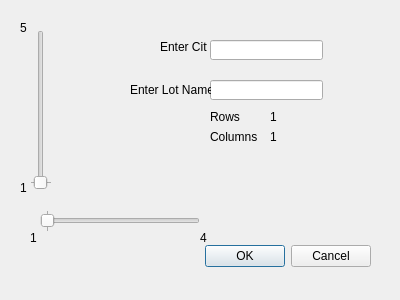
Above: DronePark1/DronePark1/newlot.ui from Nomen-Naught/DronePark1 before the change. Below: the same form after it.
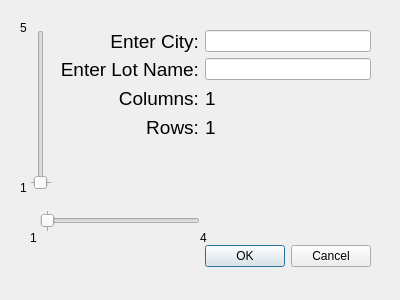
That is the form after the change.

```diff
--- a/DronePark1/DronePark1/newlot.ui
+++ b/DronePark1/DronePark1/newlot.ui
@@ -79,52 +79,6 @@
     <enum>QSlider::TicksBothSides</enum>
    </property>
   </widget>
-  <widget class="QLineEdit" name="cityText">
-   <property name="geometry">
-    <rect>
-     <x>210</x>
-     <y>40</y>
-     <width>113</width>
-     <height>20</height>
-    </rect>
-   </property>
-  </widget>
-  <widget class="QLineEdit" name="lotText">
-   <property name="geometry">
-    <rect>
-     <x>210</x>
-     <y>80</y>
-     <width>113</width>
-     <height>20</height>
-    </rect>
-   </property>
-  </widget>
-  <widget class="QLabel" name="cityLabel">
-   <property name="geometry">
-    <rect>
-     <x>160</x>
-     <y>40</y>
-     <width>47</width>
-     <height>13</height>
-    </rect>
-   </property>
-   <property name="text">
-    <string>Enter City</string>
-   </property>
-  </widget>
-  <widget class="QLabel" name="lotLabel">
-   <property name="geometry">
-    <rect>
-     <x>130</x>
-     <y>80</y>
-     <width>81</width>
-     <height>20</height>
-    </rect>
-   </property>
-   <property name="text">
-    <string>Enter Lot Name</string>
-   </property>
-  </widget>
   <widget class="QLabel" name="vslidelabel1">
    <property name="geometry">
     <rect>
@@ -177,57 +131,122 @@
     <string>4</string>
    </property>
   </widget>
-  <widget class="QLabel" name="columnLabel">
+  <widget class="QWidget" name="gridLayoutWidget">
    <property name="geometry">
     <rect>
-     <x>210</x>
-     <y>130</y>
-     <width>47</width>
-     <height>13</height>
+     <x>60</x>
+     <y>30</y>
+     <width>321</width>
+     <height>109</height>
     </rect>
    </property>
-   <property name="text">
-    <string>Columns</string>
-   </property>
-  </widget>
-  <widget class="QLabel" name="RowLabel">
-   <property name="geometry">
-    <rect>
-     <x>210</x>
-     <y>110</y>
-     <width>47</width>
-     <height>13</height>
-    </rect>
-   </property>
-   <property name="text">
-    <string>Rows</string>
-   </property>
-  </widget>
-  <widget class="QLabel" name="numColLabel">
-   <property name="geometry">
-    <rect>
-     <x>270</x>
-     <y>130</y>
-     <width>47</width>
-     <height>13</height>
-    </rect>
-   </property>
-   <property name="text">
-    <string>1</string>
-   </property>
-  </widget>
-  <widget class="QLabel" name="numRowLabel">
-   <property name="geometry">
-    <rect>
-     <x>270</x>
-     <y>110</y>
-     <width>47</width>
-     <height>13</height>
-    </rect>
-   </property>
-   <property name="text">
-    <string>1</string>
-   </property>
+   <layout class="QGridLayout">
+    <property name="leftMargin">
+     <number>0</number>
+    </property>
+    <property name="rightMargin">
+     <number>10</number>
+    </property>
+    <property name="verticalSpacing">
+     <number>5</number>
+    </property>
+    <item row="3" column="0">
+     <widget class="QLabel" name="RowLabel">
+      <property name="font">
+       <font>
+        <pointsize>14</pointsize>
+       </font>
+      </property>
+      <property name="frameShape">
+       <enum>QFrame::NoFrame</enum>
+      </property>
+      <property name="text">
+       <string>Rows:</string>
+      </property>
+      <property name="alignment">
+       <set>Qt::AlignRight|Qt::AlignTrailing|Qt::AlignVCenter</set>
+      </property>
+     </widget>
+    </item>
+    <item row="3" column="1">
+     <widget class="QLabel" name="numColLabel">
+      <property name="font">
+       <font>
+        <pointsize>14</pointsize>
+       </font>
+      </property>
+      <property name="text">
+       <string>1</string>
+      </property>
+     </widget>
+    </item>
+    <item row="2" column="1">
+     <widget class="QLabel" name="numRowLabel">
+      <property name="font">
+       <font>
+        <pointsize>14</pointsize>
+       </font>
+      </property>
+      <property name="text">
+       <string>1</string>
+      </property>
+     </widget>
+    </item>
+    <item row="2" column="0">
+     <widget class="QLabel" name="columnLabel">
+      <property name="font">
+       <font>
+        <pointsize>14</pointsize>
+       </font>
+      </property>
+      <property name="frameShape">
+       <enum>QFrame::NoFrame</enum>
+      </property>
+      <property name="text">
+       <string>Columns:</string>
+      </property>
+      <property name="alignment">
+       <set>Qt::AlignRight|Qt::AlignTrailing|Qt::AlignVCenter</set>
+      </property>
+     </widget>
+    </item>
+    <item row="1" column="0">
+     <widget class="QLabel" name="lotLabel">
+      <property name="font">
+       <font>
+        <pointsize>14</pointsize>
+       </font>
+      </property>
+      <property name="text">
+       <string>Enter Lot Name:</string>
+      </property>
+      <property name="alignment">
+       <set>Qt::AlignRight|Qt::AlignTrailing|Qt::AlignVCenter</set>
+      </property>
+     </widget>
+    </item>
+    <item row="1" column="1">
+     <widget class="QLineEdit" name="lotText"/>
+    </item>
+    <item row="0" column="0">
+     <widget class="QLabel" name="cityLabel">
+      <property name="font">
+       <font>
+        <pointsize>14</pointsize>
+       </font>
+      </property>
+      <property name="text">
+       <string>Enter City:</string>
+      </property>
+      <property name="alignment">
+       <set>Qt::AlignRight|Qt::AlignTrailing|Qt::AlignVCenter</set>
+      </property>
+     </widget>
+    </item>
+    <item row="0" column="1">
+     <widget class="QLineEdit" name="cityText"/>
+    </item>
+   </layout>
   </widget>
  </widget>
  <resources/>
```
Left out of the diff: 2 changed lines with no effect on the pictures.
